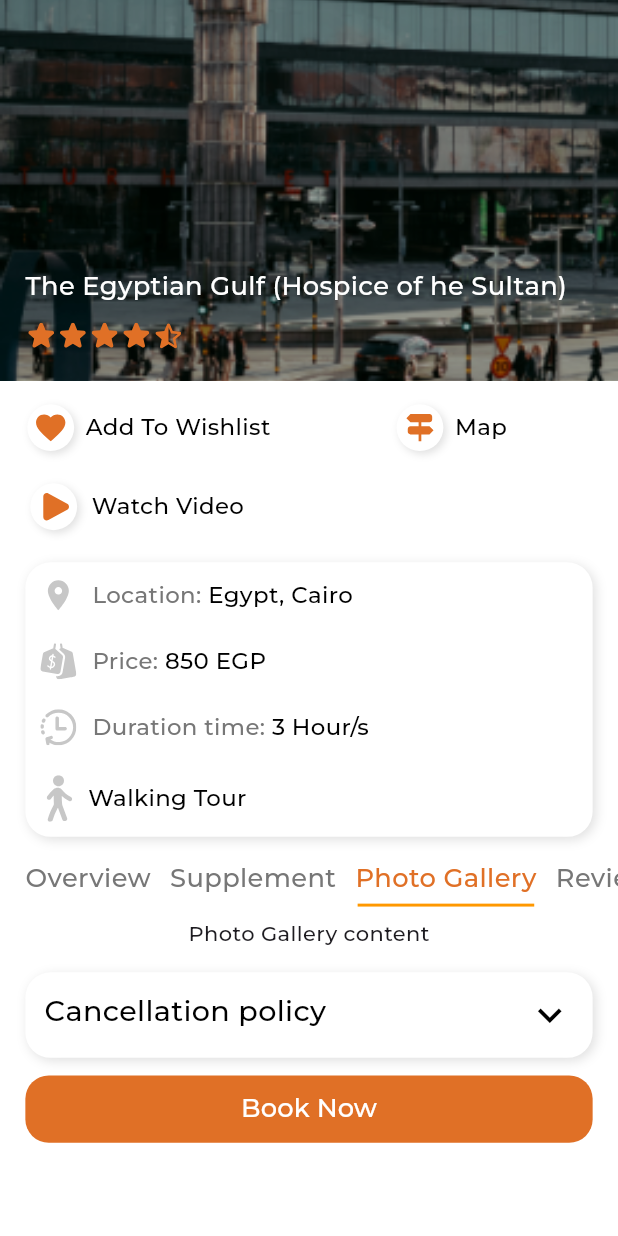
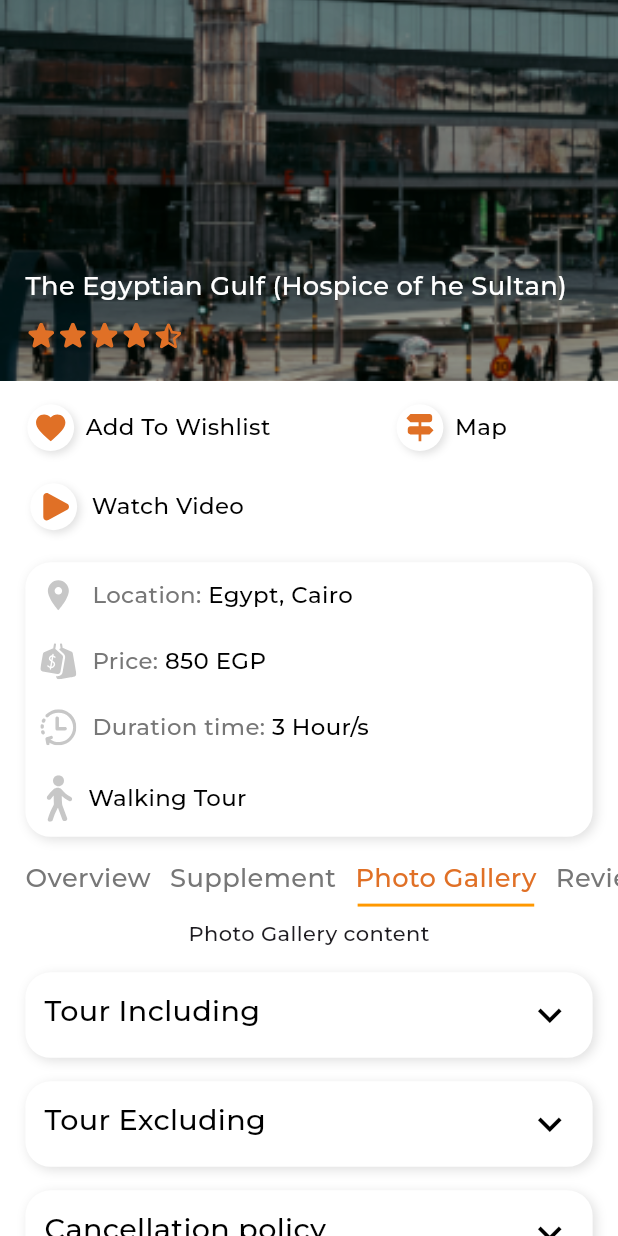
Before and after one commit to hoseny/touf_w_shouf, a Flutter app: the ProgramDetailsView screen opened directly with empty values, after a tap on "Supplement", after a tap on "Photo Gallery", on a phone screen of 412 x 824 dp. Run offline on Flutter 3.47's test engine with Material 3 defaults, Android fonts, the phone set to English and light mode, and no system bars; drawn by our look-alikes of flutter_rating_bar; our stand-ins replace bloc, cached_network_image, carousel_slider, country_picker, dartz, dio and 11 more; accounts and stored records are empty; network calls fail; project files that could hold a hidden picture were left out.

Commit message:
refactor tour terms and policies

```diff
--- a/lib/features/program_details/views/widgets/expandable_container.dart
+++ b/lib/features/program_details/views/widgets/expandable_container.dart
@@ -43,8 +43,7 @@ class _ExpandableContainerState extends State<ExpandableContainer> with SingleTi
 
   @override
   Widget build(BuildContext context) {
-    return SliverToBoxAdapter(
-      child: Column(
+    return Column(
       children: [
         GestureDetector(
           onTap: () {
@@ -111,7 +110,6 @@ class _ExpandableContainerState extends State<ExpandableContainer> with SingleTi
           ),
         ),
       ],
-      ),
     );
   }
 }
--- a/lib/features/program_details/views/widgets/program_book_button.dart
+++ b/lib/features/program_details/views/widgets/program_book_button.dart
@@ -11,7 +11,7 @@ class ProgramBookButton extends StatelessWidget {
   Widget build(BuildContext context) {
     return SliverToBoxAdapter(
       child: Padding(
-        padding: EdgeInsets.symmetric(horizontal: 16.w, vertical: 12.h),
+        padding: EdgeInsets.symmetric(horizontal: 16.w, vertical: 20.h),
         child: AppButton(
           onPressed: () {},
           text: 'Book Now',
--- a/lib/features/program_details/views/widgets/program_details_body.dart
+++ b/lib/features/program_details/views/widgets/program_details_body.dart
@@ -1,10 +1,10 @@
 import 'package:flutter/material.dart';
-import 'package:touf_w_shouf/features/program_details/views/widgets/expandable_container.dart';
 import 'package:touf_w_shouf/features/program_details/views/widgets/program_book_button.dart';
 import 'package:touf_w_shouf/features/program_details/views/widgets/program_details_buttons.dart';
 import 'package:touf_w_shouf/features/program_details/views/widgets/program_details_header.dart';
 import 'package:touf_w_shouf/features/program_details/views/widgets/program_details_tabs.dart';
 import 'package:touf_w_shouf/features/program_details/views/widgets/program_information.dart';
+import 'package:touf_w_shouf/features/program_details/views/widgets/tour_terms_and_policies.dart';
 
 class ProgramDetailsBody extends StatelessWidget {
   const ProgramDetailsBody({super.key});
@@ -18,7 +18,7 @@ class ProgramDetailsBody extends StatelessWidget {
         ProgramDetailsButtons(),
         ProgramInformation(),
         ProgramDetailsTabs(),
-        ExpandableContainer(title: 'Cancellation policy', description: 'You can cancel up to 24 hours in advance of the experience for a full refund. For a full refund, you must cancel at least 24 hours before the experience’s start time.If you cancel less than 24 hours before the experience’s start time, the amount you paid will not be refunded. Any changes made less than 24 hours before the experience’s start time will not be accepted. Cut-off times are based on theexperience’s local time.'),
+        TourTermsAndPolicies(),
         ProgramBookButton(),
       ],
     );
--- /dev/null
+++ b/lib/features/program_details/views/widgets/tour_terms_and_policies.dart
@@ -0,0 +1,24 @@
+import 'package:flutter/material.dart';
+import 'package:flutter_screenutil/flutter_screenutil.dart';
+import 'package:touf_w_shouf/features/program_details/views/widgets/expandable_container.dart';
+
+class TourTermsAndPolicies extends StatelessWidget {
+  const TourTermsAndPolicies({
+    super.key,
+  });
+
+  @override
+  Widget build(BuildContext context) {
+    return SliverToBoxAdapter(
+      child: Column(
+        children: [
+          ExpandableContainer(title: 'Tour Including', description: 'You can cancel up to 24 hours in advance of the experience for a full refund. For a full refund, you must cancel at least 24 hours before the experience’s start time.If you cancel less than 24 hours before the experience’s start time, the amount you paid will not be refunded. Any changes made less than 24 hours before the experience’s start time will not be accepted. Cut-off times are based on theexperience’s local time.'),
+          16.verticalSpace,
+          ExpandableContainer(title: 'Tour Excluding', description: 'You can cancel up to 24 hours in advance of the experience for a full refund. For a full refund, you must cancel at least 24 hours before the experience’s start time.If you cancel less than 24 hours before the experience’s start time, the amount you paid will not be refunded. Any changes made less than 24 hours before the experience’s start time will not be accepted. Cut-off times are based on theexperience’s local time.'),
+          16.verticalSpace,
+          ExpandableContainer(title: 'Cancellation policy', description: 'You can cancel up to 24 hours in advance of the experience for a full refund. For a full refund, you must cancel at least 24 hours before the experience’s start time.If you cancel less than 24 hours before the experience’s start time, the amount you paid will not be refunded. Any changes made less than 24 hours before the experience’s start time will not be accepted. Cut-off times are based on theexperience’s local time.'),
+        ],
+      ),
+    );
+  }
+}
```
Lines whose indentation alone changed are shown as unchanged.
